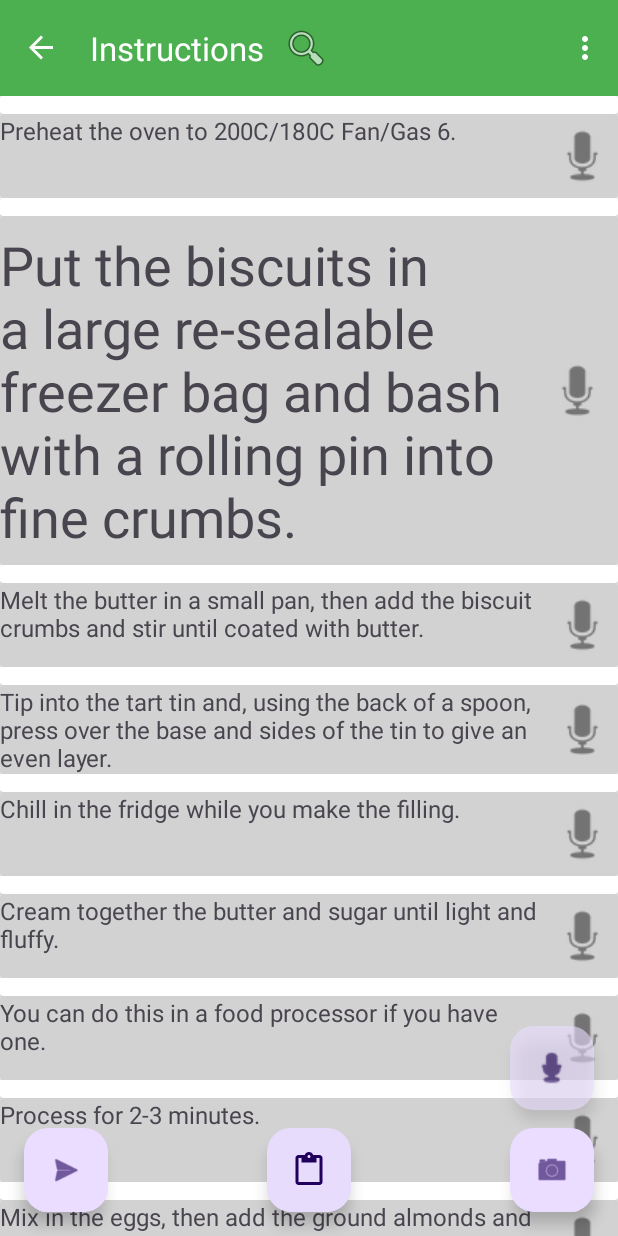
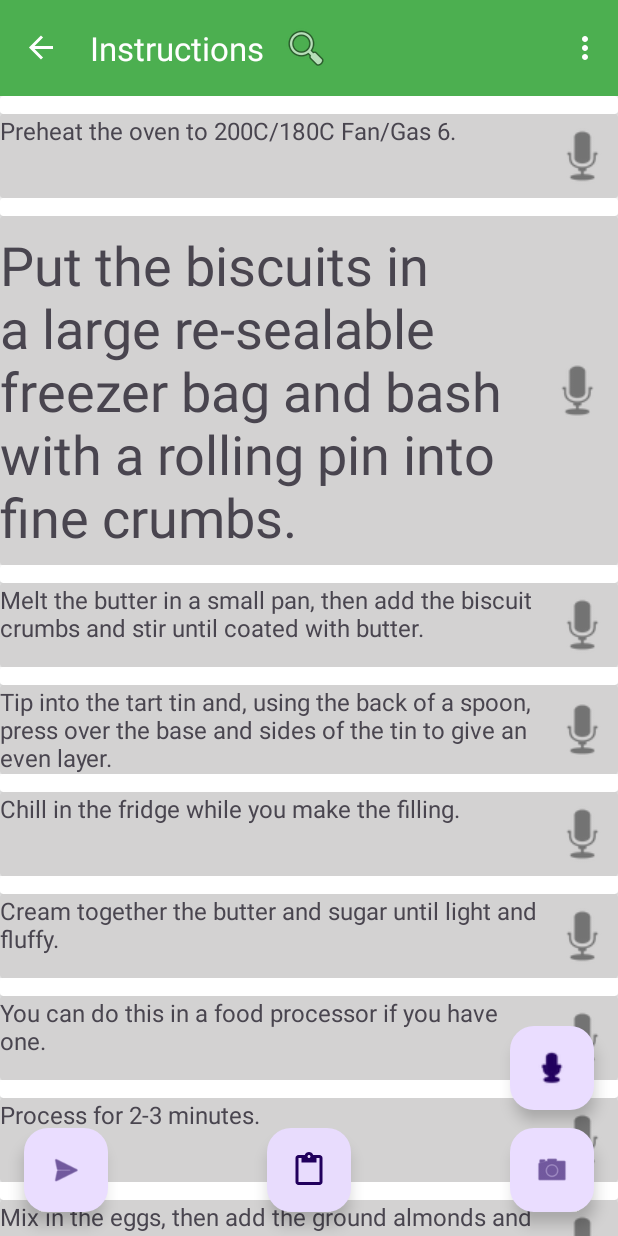
Before and after one commit to MaciejWodnicki/Cooking-App-RBW, an Android app: the RecipeStepsFragment screen opened through its navigation route, after a tap on an icon or button, on a phone screen of 412 x 824 dp. Run offline under Robolectric (Android 15) with nearby library versions, the phone set to English and light mode, and no system bars; our stand-ins replace navigation-ui; libraries missing offline, so code that uses them is left out: androidx.camera.core, androidx.camera.lifecycle; 1 statement that could not run was skipped.

Commit message:
onclick updates current recipe

```diff
--- a/app/src/main/java/com/example/cookapp/adapters/RecyclerViewAdapter.kt
+++ b/app/src/main/java/com/example/cookapp/adapters/RecyclerViewAdapter.kt
@@ -13,7 +13,7 @@ import com.example.cookapp.utils.GetInstructionArrayFromRecipe
 class InstructionsAdapter(
     private val items: Array<String>,
     private val isSpecial: (Int) -> Boolean, // Determines if the item at a given position is special
-    private val onClick: (String) -> Unit
+    private val onClick: (String, Int) -> Unit
 ) : RecyclerView.Adapter<RecyclerView.ViewHolder>() {
 
     companion object {
@@ -54,11 +54,11 @@ class InstructionsAdapter(
         when (holder) {
             is ViewHolder -> {
                 holder.textView.text = item
-                holder.itemView.setOnClickListener { onClick(item) }
+                holder.itemView.setOnClickListener { onClick(item, position) }
             }
             is SpecialViewHolder -> {
                 holder.textView.text = item
-                holder.itemView.setOnClickListener { onClick(item) }
+                holder.itemView.setOnClickListener { onClick(item, position) }
             }
         }
     }
--- a/app/src/main/java/com/example/cookapp/fragments/RecipeStepsFragment.kt
+++ b/app/src/main/java/com/example/cookapp/fragments/RecipeStepsFragment.kt
@@ -2,6 +2,7 @@ package com.example.cookapp.fragments
 
 import android.content.Context
 import android.content.Intent
+import android.graphics.Color
 import android.os.Bundle
 import android.os.Handler
 import android.os.Looper
@@ -13,6 +14,7 @@ import android.view.LayoutInflater
 import android.view.View
 import android.view.ViewGroup
 import android.widget.Toast
+import androidx.core.graphics.toColor
 import androidx.fragment.app.Fragment
 import androidx.navigation.NavController
 import androidx.navigation.fragment.findNavController
@@ -72,9 +74,12 @@ class RecipeStepsFragment : Fragment() {
             speechRecognitionEnabled = !speechRecognitionEnabled
             if(speechRecognitionEnabled){
                 handler.post(continuousTask)
+                binding.toggleSpeechRecognition.alpha=0.4f
+
             }
             else{
                 handler.removeCallbacks(continuousTask)
+                binding.toggleSpeechRecognition.alpha=1.0f
             }
 
         }
@@ -106,7 +111,8 @@ class RecipeStepsFragment : Fragment() {
         recyclerView = binding.recyclerView
         recyclerView.layoutManager = LinearLayoutManager(this.context)
         adapter = InstructionsAdapter(instructions,
-            isSpecial = { position -> position == currentStep }) { step ->
+            isSpecial = { position -> position == currentStep }) { step, position ->
+            goToStep(position)
             speakOut(step)
         }
         recyclerView.adapter = adapter
@@ -117,6 +123,12 @@ class RecipeStepsFragment : Fragment() {
             tts.stop()
         }
         tts.speak(text, TextToSpeech.QUEUE_FLUSH, null, null)
+    }
+
+    private fun goToStep(step: Int){
+        currentStep = step
+        adapter.notifyDataSetChanged()
+        recyclerView.smoothScrollToPosition(currentStep+6)
     }
 
     fun goToNextStep(){
@@ -143,8 +155,6 @@ class RecipeStepsFragment : Fragment() {
 
     private fun setupSpeechRecognition(){
         // Initialize SpeechRecognizer and RecognitionListener
-
-        speechRecognizer = SpeechRecognizer.createSpeechRecognizer(this.context)
 
         speechRecognizer = SpeechRecognizer.createSpeechRecognizer(this.context)
 
@@ -176,7 +186,7 @@ class RecipeStepsFragment : Fragment() {
                         recognizedText.contains("next") -> {
                             goToNextStep()
                         }
-                        recognizedText.contains("previous") -> {
+                        recognizedText.contains("back") -> {
                             goToPreviousStep()
                         }
 
--- a/app/src/main/res/layout/recipe_guide_activity.xml
+++ b/app/src/main/res/layout/recipe_guide_activity.xml
@@ -13,7 +13,6 @@
         android:layout_gravity="bottom|end"
         android:layout_marginEnd="@dimen/fab_margin"
         android:layout_marginBottom="84dp"
-        android:alpha="0.6"
         android:contentDescription="VoiceReg"
         app:srcCompat="@android:drawable/presence_audio_online" />
 
```
